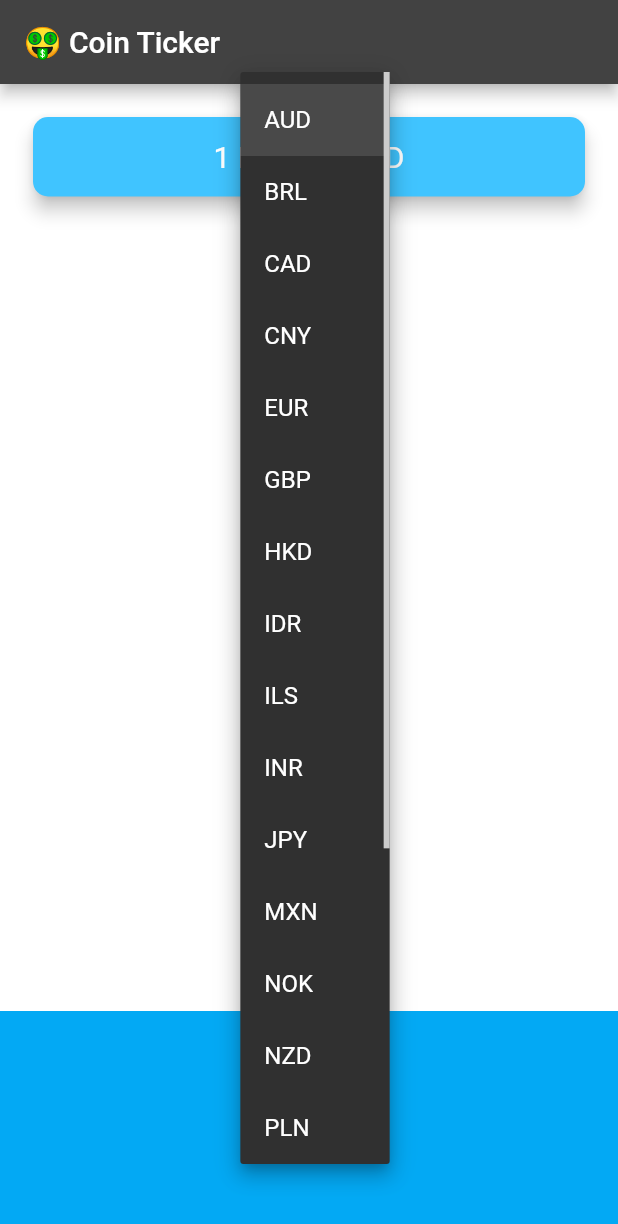
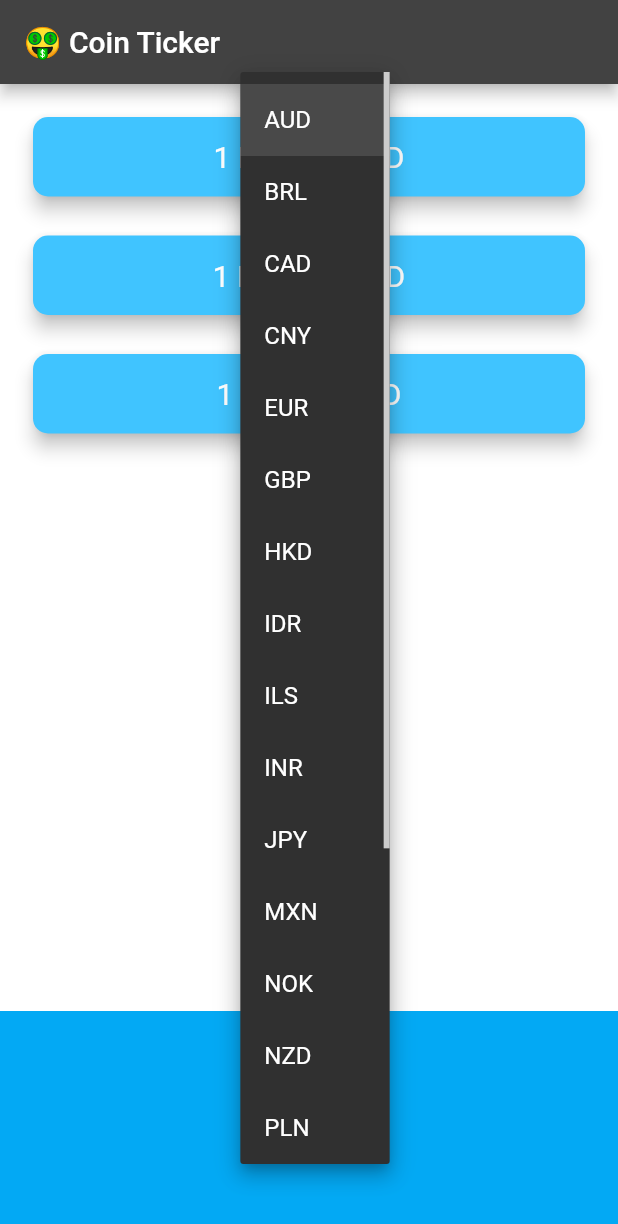
Before and after one commit to BasakK6/bitcoin_ticker_flutter, a Flutter app: the screen it shows after launch, after a tap on "AUD", on a phone screen of 412 x 824 dp. Shown: the top 1224 px of the screen. Run offline on Flutter 3.47's test engine with Material 2 defaults, Android fonts, the phone set to English and light mode, and no system bars; network calls fail.

Commit message:
feature: solved the gold medal challenge (displayed all three cryptocurrency prices in any selected currency with the help of their own network requests)

```diff
--- a/lib/coin_data.dart
+++ b/lib/coin_data.dart
@@ -36,19 +36,24 @@ const String apiKey = "E5DA8BDD-CC71-4B0C-8A7C-8A86129ACB5B";
 const String apiUrl = "https://rest.coinapi.io/v1/exchangerate";
 
 class CoinData {
-  String coinType = "BTC";
+  Future<Map<String, String>> getCoinData(
+      {required String currencyType}) async {
+    Map<String, String> cryptoRates = {};
 
-  Future<double> getCoinData({required String currencyType}) async {
-    String url = "$apiUrl/$coinType/$currencyType?apiKey=$apiKey";
+    for (String cryptoType in cryptoList) {
+      String url = "$apiUrl/$cryptoType/$currencyType?apiKey=$apiKey";
       http.Response response = await http.get(Uri.parse(url));
       if (response.statusCode == 200) {
         String jsonString = response.body;
         var data = jsonDecode(jsonString);
         double rate = data["rate"];
-      return rate;
+        cryptoRates[cryptoType] = rate.toStringAsFixed(2);
       } else {
         print(response.statusCode);
         throw 'Problem with the get request';
       }
     }
+
+    return cryptoRates;
   }
+}
--- a/lib/price_screen.dart
+++ b/lib/price_screen.dart
@@ -13,6 +13,8 @@ class PriceScreen extends StatefulWidget {
 class _PriceScreenState extends State<PriceScreen> {
   String selectedCurrency = "AUD";
   String coinVsCurrencyRate = "?";
+  Map<String, String> cryptoRates = {};
+  bool isLoading = false;
 
   DropdownButton<String> getAndroidDropdown() {
     return DropdownButton<String>(
@@ -51,14 +53,23 @@ class _PriceScreenState extends State<PriceScreen> {
     getCoinRate();
   }
 
+  void updateLoadingStatus() {
+    setState(() {
+      isLoading = !isLoading;
+    });
+  }
+
   void getCoinRate() async {
     try {
-      double rate = await CoinData().getCoinData(currencyType: selectedCurrency);
+      updateLoadingStatus();
+      var data = await CoinData().getCoinData(currencyType: selectedCurrency);
       setState(() {
-        coinVsCurrencyRate = rate.toStringAsFixed(2);
+        cryptoRates = data;
       });
     } catch (e) {
       print(e);
+    } finally {
+      updateLoadingStatus();
     }
   }
 
@@ -72,27 +83,18 @@ class _PriceScreenState extends State<PriceScreen> {
         mainAxisAlignment: MainAxisAlignment.spaceBetween,
         crossAxisAlignment: CrossAxisAlignment.stretch,
         children: <Widget>[
-          Padding(
-            padding: const EdgeInsets.fromLTRB(18.0, 18.0, 18.0, 0),
-            child: Card(
-              color: Colors.lightBlueAccent,
-              elevation: 5.0,
-              shape: RoundedRectangleBorder(
-                borderRadius: BorderRadius.circular(10.0),
-              ),
-              child: Padding(
-                padding: const EdgeInsets.symmetric(
-                    vertical: 15.0, horizontal: 28.0),
-                child: Text(
-                  '1 BTC = $coinVsCurrencyRate $selectedCurrency',
-                  textAlign: TextAlign.center,
-                  style: const TextStyle(
-                    fontSize: 20.0,
-                    color: Colors.white,
+          Column(
+            crossAxisAlignment: CrossAxisAlignment.stretch,
+            children: cryptoList
+                .map(
+                  (e) => CryptoCard(
+                    cryptoType: e,
+                    coinVsCurrencyRate:
+                        isLoading ? "?" : (cryptoRates[e] ?? "?"),
+                    selectedCurrency: selectedCurrency,
                   ),
-                ),
-              ),
-            ),
+                )
+                .toList(),
           ),
           Container(
             height: 150.0,
@@ -106,3 +108,41 @@ class _PriceScreenState extends State<PriceScreen> {
     );
   }
 }
+
+class CryptoCard extends StatelessWidget {
+  const CryptoCard({
+    super.key,
+    required this.coinVsCurrencyRate,
+    required this.selectedCurrency,
+    required this.cryptoType,
+  });
+
+  final String cryptoType;
+  final String coinVsCurrencyRate;
+  final String selectedCurrency;
+
+  @override
+  Widget build(BuildContext context) {
+    return Padding(
+      padding: const EdgeInsets.fromLTRB(18.0, 18.0, 18.0, 0),
+      child: Card(
+        color: Colors.lightBlueAccent,
+        elevation: 5.0,
+        shape: RoundedRectangleBorder(
+          borderRadius: BorderRadius.circular(10.0),
+        ),
+        child: Padding(
+          padding: const EdgeInsets.symmetric(vertical: 15.0, horizontal: 28.0),
+          child: Text(
+            '1 $cryptoType = $coinVsCurrencyRate $selectedCurrency',
+            textAlign: TextAlign.center,
+            style: const TextStyle(
+              fontSize: 20.0,
+              color: Colors.white,
+            ),
+          ),
+        ),
+      ),
+    );
+  }
+}
```
Lines whose indentation alone changed are shown as unchanged.
